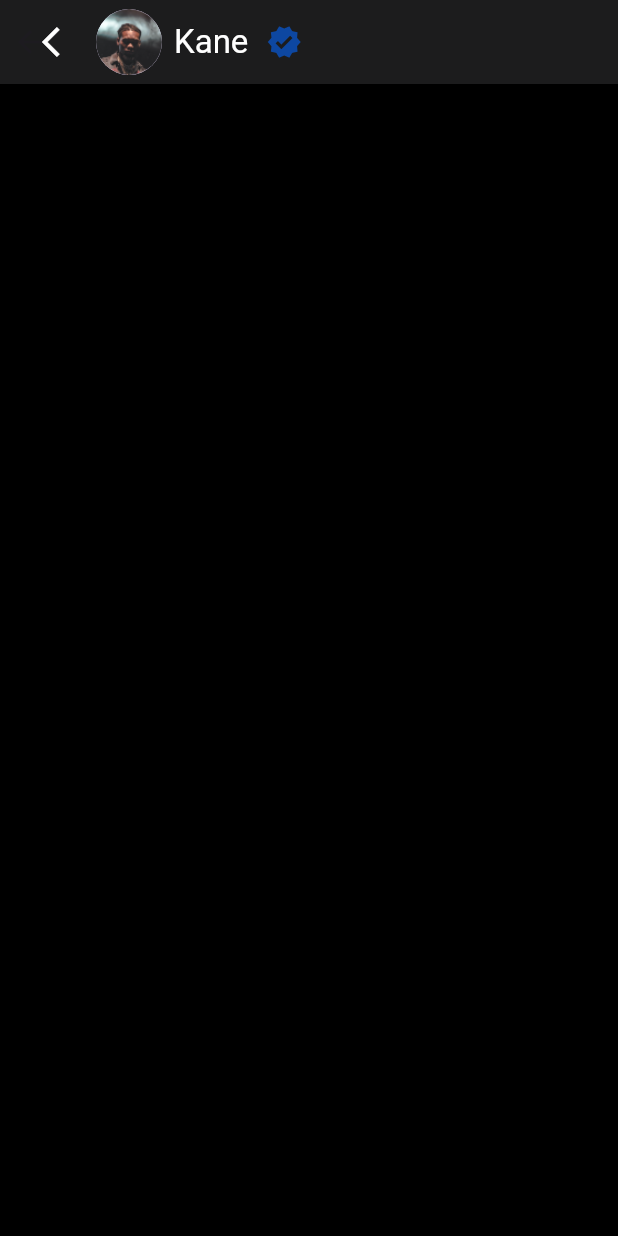
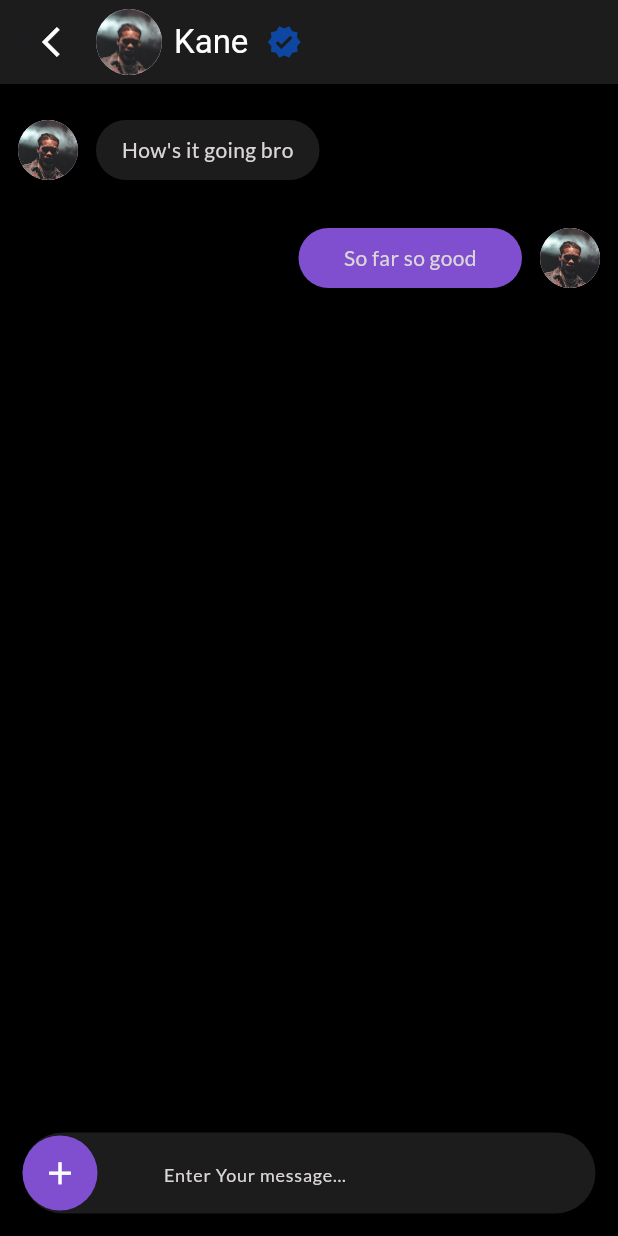
Before and after one commit to TheoBreaux/aayats-evaluation-theo-breaux, a Flutter app: the screen it shows after launch, after a tap on "Kane", on a phone screen of 412 x 824 dp. Run offline on Flutter 3.47's test engine with Material 3 defaults, Android fonts, the phone set to English and light mode, and no system bars; drawn by our look-alikes of grouped_list; our stand-ins replace flutter_slidable, simple_gradient_text.

Commit message:
chat screen

```diff
--- a/lib/chat_list_preview_card.dart
+++ b/lib/chat_list_preview_card.dart
@@ -129,11 +129,6 @@ class ChatListPreviewCard extends StatelessWidget {
                   builder: (context) => ChatPage(messagePreviewData),
                 ),
               );
-              // final slidable = Slidable.of(contextFromLayoutBuilder);
-              // slidable?.openEndActionPane(
-              //   duration: const Duration(milliseconds: 500),
-              //   curve: Curves.decelerate,
-              // );
             },
           );
         },
--- a/lib/chat_page.dart
+++ b/lib/chat_page.dart
@@ -1,5 +1,7 @@
 import 'package:flutter/material.dart';
 import 'package:front_end_evaluation/models/message.dart';
+import 'package:grouped_list/grouped_list.dart';
+import 'package:front_end_evaluation/data/chat_messages.dart'; //chat medssage data
 
 class ChatPage extends StatefulWidget {
   final Message messagePreviewData;
@@ -12,6 +14,8 @@ class ChatPage extends StatefulWidget {
 }
 
 class _ChatPageState extends State<ChatPage> {
+  final messages = chatMessages;
+
   @override
   Widget build(context) {
     Message messageData = widget.messagePreviewData;
@@ -36,18 +40,131 @@ class _ChatPageState extends State<ChatPage> {
               messageData.username,
               style: const TextStyle(color: Colors.white),
             ),
-            IconButton(
-              onPressed: () {},
-              icon: Icon(
-                Icons.verified,
-                color: Colors.blue.shade900,
+            if (messageData.isCertified)
+              IconButton(
+                onPressed: () {
+                  //send message
+                },
+                icon: Icon(
+                  Icons.verified,
+                  color: Colors.blue.shade900,
+                ),
               ),
-            )
           ],
         ),
         backgroundColor: const Color.fromRGBO(28, 28, 29, 1),
       ),
       backgroundColor: Colors.black,
+      body: Column(
+        children: [
+          Expanded(
+            child: GroupedListView<ChatMessage, DateTime>(
+              padding: const EdgeInsets.all(8),
+              elements: chatMessages,
+              groupBy: (chatMessage) => DateTime(chatMessage.date.year,
+                  chatMessage.date.month, chatMessage.date.day),
+              groupHeaderBuilder: (ChatMessage chatMessage) => const SizedBox(),
+              itemBuilder: (context, ChatMessage chatMessage) => Align(
+                alignment: chatMessage.isSentByMe
+                    ? Alignment.centerRight
+                    : Alignment.centerLeft,
+                child: Card(
+                  elevation: 8,
+                  color: Colors.transparent,
+                  child: Row(
+                    mainAxisAlignment: chatMessage.isSentByMe
+                        ? MainAxisAlignment.end
+                        : MainAxisAlignment.start,
+                    children: [
+                      if (!chatMessage.isSentByMe)
+                        const CircleAvatar(
+                          radius: 20,
+                          backgroundImage:
+                              AssetImage('assets/images/profile_image.png'),
+                        ),
+                      Padding(
+                        padding: const EdgeInsets.all(12),
+                        child: Container(
+                          alignment: Alignment.center,
+                          width: 149,
+                          height: 40,
+                          decoration: BoxDecoration(
+                            color: chatMessage.isSentByMe
+                                ? const Color.fromRGBO(128, 79, 208, 1)
+                                : const Color.fromRGBO(28, 28, 29, 1),
+                            borderRadius: BorderRadius.circular(50),
+                          ),
+                          child: Text(
+                            chatMessage.text,
+                            style: const TextStyle(
+                              color: Color.fromRGBO(220, 215, 215, 1),
+                              fontFamily: 'Lato',
+                            ),
+                          ),
+                        ),
+                      ),
+                      if (chatMessage.isSentByMe)
+                        const CircleAvatar(
+                          radius: 20,
+                          backgroundImage:
+                              AssetImage('assets/images/profile_image.png'),
+                        ),
+                    ],
+                  ),
+                ),
+              ),
+            ),
+          ),
+          Container(
+            child: Padding(
+              padding: const EdgeInsets.all(15),
+              child: TextField(
+                style: const TextStyle(
+                  color: Color.fromRGBO(220, 215, 215, 1),
+                ),
+                decoration: InputDecoration(
+                  prefixIcon: Padding(
+                    padding: const EdgeInsets.only(right: 40),
+                    child: Container(
+                      width: 50,
+                      height: 50,
+                      decoration: const BoxDecoration(
+                        color: Color.fromRGBO(128, 79, 208, 1),
+                        shape: BoxShape.circle,
+                      ),
+                      child: const Center(
+                        child: Icon(
+                          Icons.add,
+                          color: Colors.white,
+                          size: 25,
+                        ),
+                      ),
+                    ),
+                  ),
+                  filled: true,
+                  fillColor: const Color.fromRGBO(28, 28, 29, 1),
+                  hintText: 'Enter Your message...',
+                  hintStyle: const TextStyle(
+                    color: Color.fromRGBO(220, 215, 215, 1),
+                    fontFamily: 'Lato',
+                    fontSize: 12,
+                  ),
+                  border: InputBorder.none,
+                  focusedBorder: OutlineInputBorder(
+                    borderSide: BorderSide.none,
+                    borderRadius: BorderRadius.circular(50),
+                  ),
+                  enabledBorder: OutlineInputBorder(
+                    borderSide: BorderSide.none,
+                    borderRadius: BorderRadius.circular(50),
+                  ),
+                  contentPadding: const EdgeInsets.all(15),
+                ),
+              ),
+            ),
+          ),
+        ],
+      ),
     );
   }
 }
--- a/lib/data/chat_messages.dart
+++ b/lib/data/chat_messages.dart
@@ -22,3 +22,10 @@ List<Message> messages = [
   const Message("Rayan", false, "Yesterday",
       "Hi! I'm looking for a studio engineer for my upcoming single. Are you available for mixing a..."),
 ];
+
+List<ChatMessage> chatMessages = [
+  ChatMessage("How's it going bro",
+      DateTime.now().subtract(const Duration(minutes: 1)), false),
+  ChatMessage("So far so good",
+      DateTime.now().subtract(const Duration(minutes: 10)), true),
+];
--- a/lib/models/message.dart
+++ b/lib/models/message.dart
@@ -6,3 +6,11 @@ class Message {
 
   const Message(this.username, this.isCertified, this.timeElapsed, this.text);
 }
+
+class ChatMessage {
+  final String text;
+  final DateTime date;
+  final bool isSentByMe;
+
+  const ChatMessage(this.text, this.date, this.isSentByMe);
+}
--- a/pubspec.yaml
+++ b/pubspec.yaml
@@ -36,6 +36,7 @@ dependencies:
   cupertino_icons: ^1.0.2
   simple_gradient_text: ^1.3.0
   flutter_slidable: ^3.0.1
+  grouped_list: ^5.1.2
 
 dev_dependencies:
   flutter_test:
```
Also changed, not shown: pubspec.lock.
